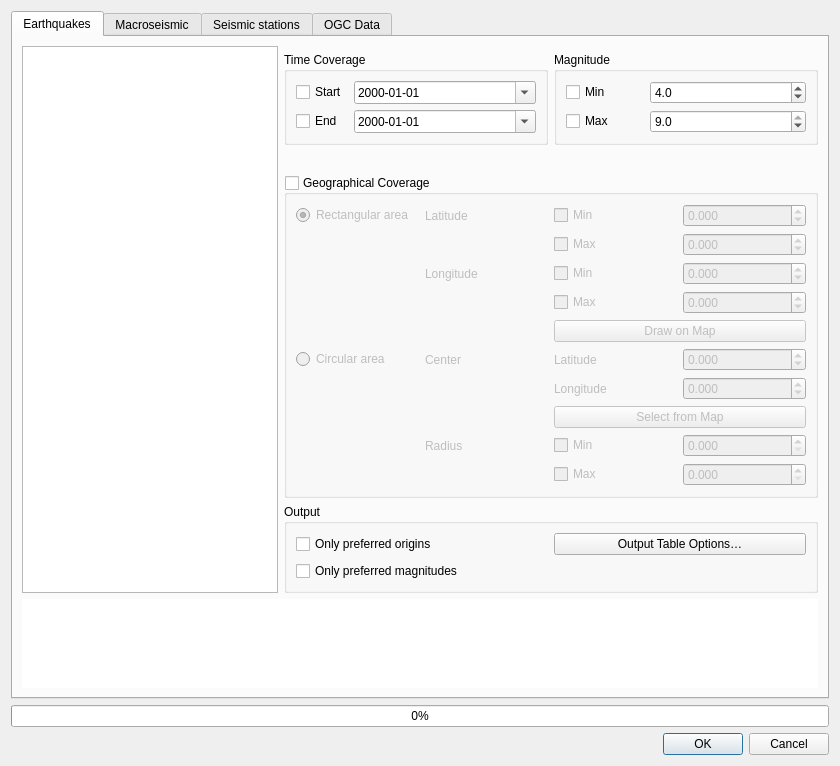
First picture: the form in qquake/qquake_dialog_base.ui, repository INGV/qquake, before the edit.
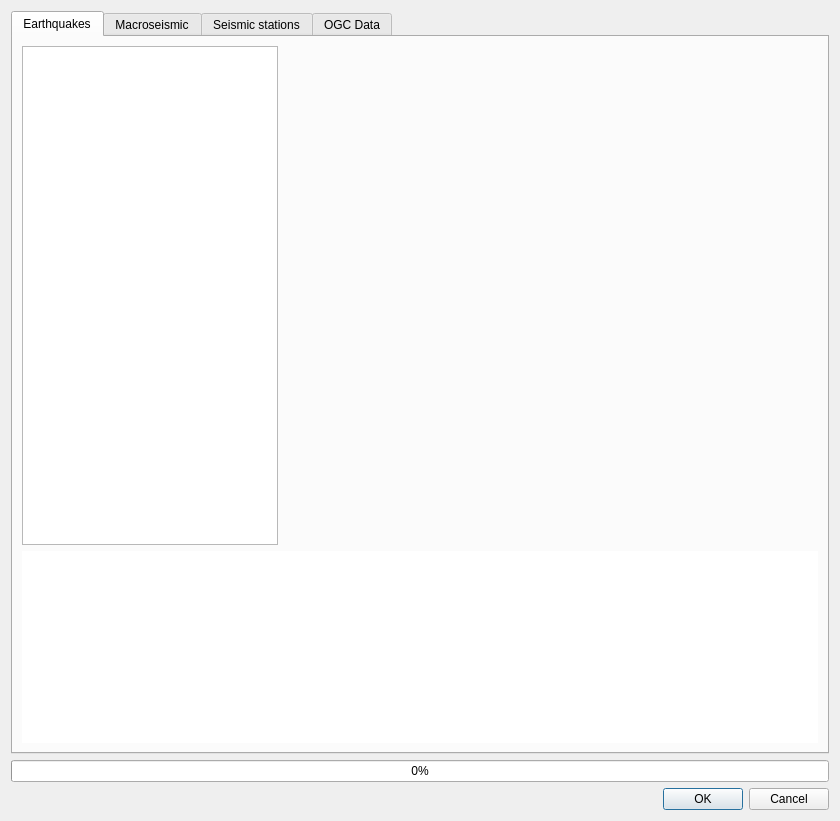
Second picture: the form after the edit. Custom widgets are drawn as their Qt base class.

Commit message: Move filter parameter widgets to a self-contained reusable widget

What changed in the file:
```diff
--- a/qquake/qquake_dialog_base.ui
+++ b/qquake/qquake_dialog_base.ui
@@ -7,7 +7,7 @@
     <x>0</x>
     <y>0</y>
     <width>840</width>
-    <height>766</height>
+    <height>821</height>
    </rect>
   </property>
   <property name="windowTitle">
@@ -32,25 +32,8 @@
       <attribute name="title">
        <string>Earthquakes</string>
       </attribute>
-      <layout class="QGridLayout" name="gridLayout" columnstretch="0,1,1">
-       <item row="8" column="0" colspan="3">
-        <layout class="QGridLayout" name="gridLayout_5">
-         <property name="topMargin">
-          <number>0</number>
-         </property>
-         <item row="0" column="0" colspan="2">
-          <widget class="QTextBrowser" name="url_text_browser">
-           <property name="frameShape">
-            <enum>QFrame::NoFrame</enum>
-           </property>
-           <property name="openExternalLinks">
-            <bool>true</bool>
-           </property>
-          </widget>
-         </item>
-        </layout>
-       </item>
-       <item row="0" column="0" rowspan="8">
+      <layout class="QGridLayout" name="gridLayout" rowstretch="1,0" columnstretch="0,1">
+       <item row="0" column="0">
         <widget class="QListWidget" name="fdsn_event_list">
          <property name="minimumSize">
           <size>
@@ -66,401 +49,24 @@
          </property>
         </widget>
        </item>
-       <item row="6" column="1" colspan="2">
-        <widget class="QGroupBox" name="limit_extent_checkbox">
-         <property name="title">
-          <string>Geographical Coverage</string>
+       <item row="0" column="1">
+        <widget class="QWidget" name="fsdn_event_filter_container" native="true">
+         <property name="minimumSize">
+          <size>
+           <width>40</width>
+           <height>0</height>
+          </size>
          </property>
-         <property name="flat">
-          <bool>false</bool>
+        </widget>
+       </item>
+       <item row="1" column="0" colspan="2">
+        <widget class="QTextBrowser" name="url_text_browser">
+         <property name="frameShape">
+          <enum>QFrame::NoFrame</enum>
          </property>
-         <property name="checkable">
+         <property name="openExternalLinks">
           <bool>true</bool>
          </property>
-         <property name="checked">
-          <bool>false</bool>
-         </property>
-         <layout class="QGridLayout" name="gridLayout_6" columnstretch="0,0,0,0">
-          <item row="0" column="2">
-           <widget class="QCheckBox" name="lat_min_checkbox">
-            <property name="text">
-             <string>Min</string>
-            </property>
-           </widget>
-          </item>
-          <item row="6" column="1">
-           <widget class="QLabel" name="label_circ_center">
-            <property name="text">
-             <string>Center</string>
-            </property>
-           </widget>
-          </item>
-          <item row="0" column="0">
-           <widget class="QRadioButton" name="radio_rectangular_area">
-            <property name="text">
-             <string>Rectangular area</string>
-            </property>
-            <property name="checked">
-             <bool>true</bool>
-            </property>
-           </widget>
-          </item>
-          <item row="6" column="2">
-           <widget class="QLabel" name="label_circ_lat">
-            <property name="text">
-             <string>Latitude</string>
-            </property>
-           </widget>
-          </item>
-          <item row="2" column="2">
-           <widget class="QCheckBox" name="long_min_checkbox">
-            <property name="text">
-             <string>Min</string>
-            </property>
-           </widget>
-          </item>
-          <item row="1" column="2">
-           <widget class="QCheckBox" name="lat_max_checkbox">
-            <property name="text">
-             <string>Max</string>
-            </property>
-           </widget>
-          </item>
-          <item row="2" column="3">
-           <widget class="QDoubleSpinBox" name="long_min_spinbox">
-            <property name="decimals">
-             <number>3</number>
-            </property>
-            <property name="minimum">
-             <double>-180.000000000000000</double>
-            </property>
-            <property name="maximum">
-             <double>180.000000000000000</double>
-            </property>
-            <property name="singleStep">
-             <double>1.000000000000000</double>
-            </property>
-           </widget>
-          </item>
-          <item row="0" column="1">
-           <widget class="QLabel" name="label_rect_lat">
-            <property name="text">
-             <string>Latitude</string>
-            </property>
-           </widget>
-          </item>
-          <item row="3" column="2">
-           <widget class="QCheckBox" name="long_max_checkbox">
-            <property name="text">
-             <string>Max</string>
-            </property>
-           </widget>
-          </item>
-          <item row="9" column="2">
-           <widget class="QCheckBox" name="radius_min_checkbox">
-            <property name="text">
-             <string>Min</string>
-            </property>
-           </widget>
-          </item>
-          <item row="6" column="0">
-           <widget class="QRadioButton" name="radio_circular_area">
-            <property name="text">
-             <string>Circular area</string>
-            </property>
-           </widget>
-          </item>
-          <item row="6" column="3">
-           <widget class="QDoubleSpinBox" name="circular_lat_spinbox">
-            <property name="decimals">
-             <number>3</number>
-            </property>
-            <property name="minimum">
-             <double>-90.000000000000000</double>
-            </property>
-            <property name="maximum">
-             <double>90.000000000000000</double>
-            </property>
-           </widget>
-          </item>
-          <item row="1" column="3">
-           <widget class="QDoubleSpinBox" name="lat_max_spinbox">
-            <property name="decimals">
-             <number>3</number>
-            </property>
-            <property name="minimum">
-             <double>-90.000000000000000</double>
-            </property>
-            <property name="maximum">
-             <double>90.000000000000000</double>
-            </property>
-           </widget>
-          </item>
-          <item row="10" column="2">
-           <widget class="QCheckBox" name="radius_max_checkbox">
-            <property name="text">
-             <string>Max</string>
-            </property>
-           </widget>
-          </item>
-          <item row="9" column="1">
-           <widget class="QLabel" name="label_circ_radius">
-            <property name="text">
-             <string>Radius</string>
-            </property>
-           </widget>
-          </item>
-          <item row="0" column="3">
-           <widget class="QDoubleSpinBox" name="lat_min_spinbox">
-            <property name="decimals">
-             <number>3</number>
-            </property>
-            <property name="minimum">
-             <double>-90.000000000000000</double>
-            </property>
-            <property name="maximum">
-             <double>90.000000000000000</double>
-            </property>
-           </widget>
-          </item>
-          <item row="4" column="2" colspan="2">
-           <widget class="QPushButton" name="rect_extent_draw_on_map">
-            <property name="text">
-             <string>Draw on Map</string>
-            </property>
-           </widget>
-          </item>
-          <item row="10" column="3">
-           <widget class="QDoubleSpinBox" name="radius_max_spinbox">
-            <property name="decimals">
-             <number>3</number>
-            </property>
-            <property name="minimum">
-             <double>0.000000000000000</double>
-            </property>
-            <property name="maximum">
-             <double>999999999.000000000000000</double>
-            </property>
-           </widget>
-          </item>
-          <item row="7" column="2">
-           <widget class="QLabel" name="label_circ_long">
-            <property name="text">
-             <string>Longitude</string>
-            </property>
-           </widget>
-          </item>
-          <item row="3" column="3">
-           <widget class="QDoubleSpinBox" name="long_max_spinbox">
-            <property name="decimals">
-             <number>3</number>
-            </property>
-            <property name="minimum">
-             <double>-180.000000000000000</double>
-            </property>
-            <property name="maximum">
-             <double>180.000000000000000</double>
-            </property>
-            <property name="singleStep">
-             <double>1.000000000000000</double>
-            </property>
-           </widget>
-          </item>
-          <item row="9" column="3">
-           <widget class="QDoubleSpinBox" name="radius_min_spinbox">
-            <property name="decimals">
-             <number>3</number>
-            </property>
-            <property name="minimum">
-             <double>0.000000000000000</double>
-            </property>
-            <property name="maximum">
-             <double>999999999.000000000000000</double>
-            </property>
-           </widget>
-          </item>
-          <item row="2" column="1">
-           <widget class="QLabel" name="label_rect_long">
-            <property name="text">
-             <string>Longitude</string>
-            </property>
-           </widget>
-          </item>
-          <item row="7" column="3">
-           <widget class="QDoubleSpinBox" name="circular_long_spinbox">
-            <property name="decimals">
-             <number>3</number>
-            </property>
-            <property name="minimum">
-             <double>-180.000000000000000</double>
-            </property>
-            <property name="maximum">
-             <double>180.000000000000000</double>
-            </property>
-            <property name="singleStep">
-             <double>1.000000000000000</double>
-            </property>
-           </widget>
-          </item>
-          <item row="8" column="2" colspan="2">
-           <widget class="QPushButton" name="circle_center_draw_on_map">
-            <property name="text">
-             <string>Select from Map</string>
-            </property>
-           </widget>
-          </item>
-         </layout>
-        </widget>
-       </item>
-       <item row="1" column="1">
-        <widget class="QGroupBox" name="groupBox">
-         <property name="title">
-          <string>Time Coverage</string>
-         </property>
-         <layout class="QGridLayout" name="gridLayout_3" columnstretch="0,1">
-          <item row="0" column="0">
-           <widget class="QCheckBox" name="min_time_check">
-            <property name="text">
-             <string>Start</string>
-            </property>
-           </widget>
-          </item>
-          <item row="0" column="1">
-           <widget class="QDateTimeEdit" name="fdsn_event_start_date">
-            <property name="maximumDateTime">
-             <datetime>
-              <hour>23</hour>
-              <minute>59</minute>
-              <second>59</second>
-              <year>9999</year>
-              <month>12</month>
-              <day>31</day>
-             </datetime>
-            </property>
-            <property name="displayFormat">
-             <string>yyyy-MM-dd</string>
-            </property>
-            <property name="calendarPopup">
-             <bool>true</bool>
-            </property>
-           </widget>
-          </item>
-          <item row="1" column="1">
-           <widget class="QDateTimeEdit" name="fdsn_event_end_date">
-            <property name="minimumDate">
-             <date>
-              <year>1777</year>
-              <month>9</month>
-              <day>14</day>
-             </date>
-            </property>
-            <property name="displayFormat">
-             <string>yyyy-MM-dd</string>
-            </property>
-            <property name="calendarPopup">
-             <bool>true</bool>
-            </property>
-           </widget>
-          </item>
-          <item row="1" column="0">
-           <widget class="QCheckBox" name="max_time_check">
-            <property name="text">
-             <string>End</string>
-            </property>
-           </widget>
-          </item>
-         </layout>
-        </widget>
-       </item>
-       <item row="1" column="2">
-        <widget class="QGroupBox" name="groupBox_2">
-         <property name="title">
-          <string>Magnitude</string>
-         </property>
-         <layout class="QGridLayout" name="gridLayout_7" columnstretch="1,2">
-          <item row="0" column="1">
-           <widget class="QDoubleSpinBox" name="fdsn_event_min_magnitude">
-            <property name="decimals">
-             <number>1</number>
-            </property>
-            <property name="minimum">
-             <double>1.000000000000000</double>
-            </property>
-            <property name="maximum">
-             <double>9.000000000000000</double>
-            </property>
-            <property name="singleStep">
-             <double>0.500000000000000</double>
-            </property>
-            <property name="value">
-             <double>4.000000000000000</double>
-            </property>
-           </widget>
-          </item>
-          <item row="1" column="0">
-           <widget class="QCheckBox" name="max_mag_check">
-            <property name="text">
-             <string>Max</string>
-            </property>
-           </widget>
-          </item>
-          <item row="0" column="0">
-           <widget class="QCheckBox" name="min_mag_check">
-            <property name="text">
-             <string>Min</string>
-            </property>
-           </widget>
-          </item>
-          <item row="1" column="1">
-           <widget class="QDoubleSpinBox" name="fdsn_event_max_magnitude">
-            <property name="decimals">
-             <number>1</number>
-            </property>
-            <property name="minimum">
-             <double>1.000000000000000</double>
-            </property>
-            <property name="maximum">
-             <double>9.000000000000000</double>
-            </property>
-            <property name="singleStep">
-             <double>0.500000000000000</double>
-            </property>
-            <property name="value">
-             <double>9.000000000000000</double>
-            </property>
-           </widget>
-          </item>
-         </layout>
-        </widget>
-       </item>
-       <item row="7" column="1" colspan="2">
-        <widget class="QGroupBox" name="groupBox_3">
-         <property name="title">
-          <string>Output</string>
-         </property>
-         <layout class="QGridLayout" name="gridLayout_8">
-          <item row="1" column="0">
-           <widget class="QCheckBox" name="output_preferred_magnitudes_only_check">
-            <property name="text">
-             <string>Only preferred magnitudes</string>
-            </property>
-           </widget>
-          </item>
-          <item row="0" column="0">
-           <widget class="QCheckBox" name="output_preferred_origins_only_check">
-            <property name="text">
-             <string>Only preferred origins</string>
-            </property>
-           </widget>
-          </item>
-          <item row="0" column="1">
-           <widget class="QPushButton" name="output_table_options_button">
-            <property name="text">
-             <string>Output Table Options…</string>
-            </property>
-           </widget>
-          </item>
-         </layout>
         </widget>
        </item>
       </layout>
```
The commit also changes 3 other files.
